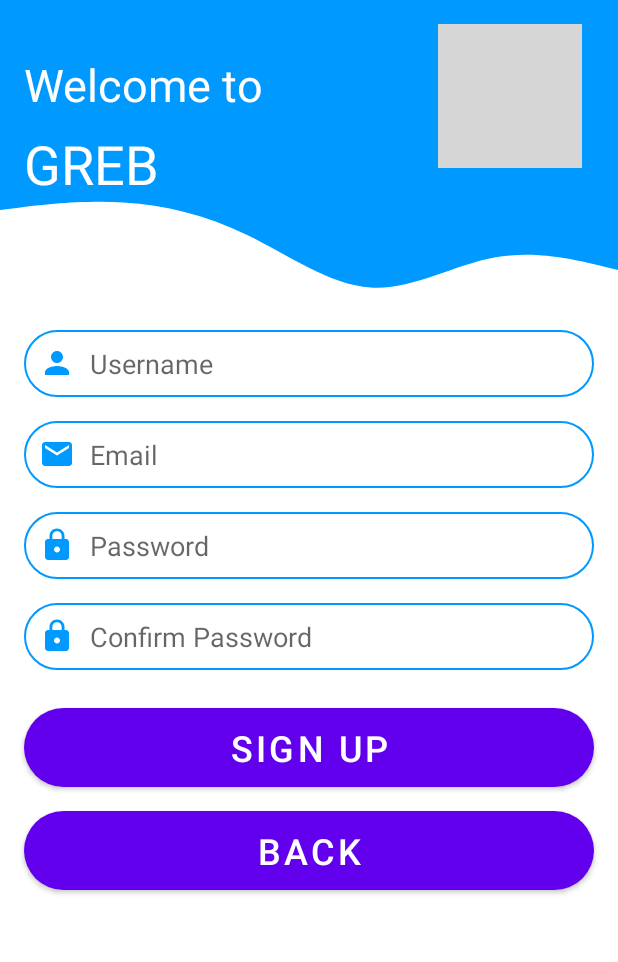
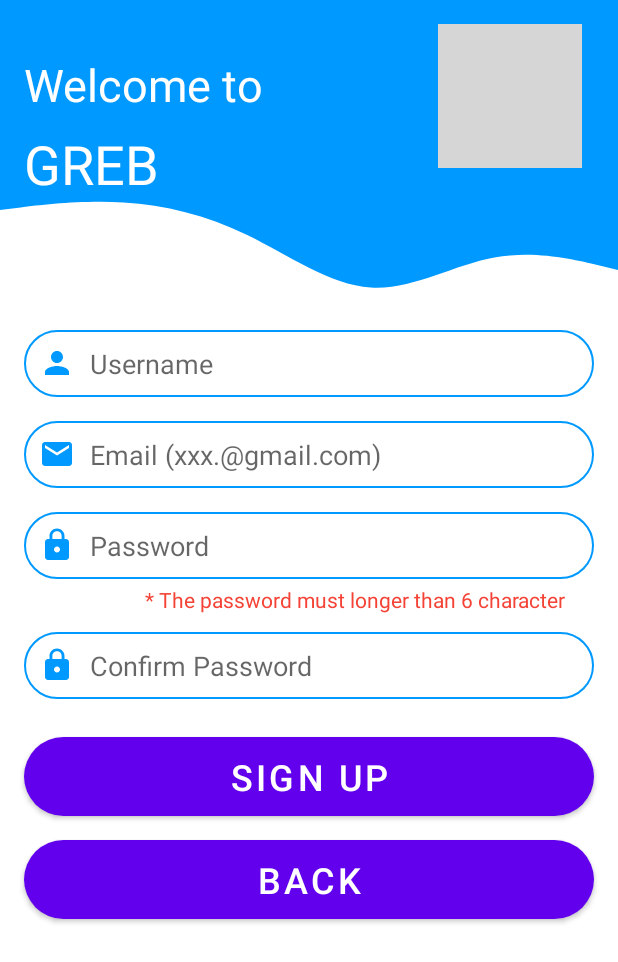
Before and after one commit to JTBurkeT/E-hailing-Greb-App, an Android app: the screen it shows after launch (RegisterPage), after a tap on "New User ? Sign Up", on a phone screen of 412 x 824 dp. Shown: the top 962 px of the screen. Run offline under Robolectric (Android 15) with nearby library versions, the phone set to English and light mode, and no system bars; our stand-ins replace Firebase (no records; nobody signed in at launch, a user with empty details on screens opened directly); grey boxes are pictures that could not be loaded.

Commit message:
Second push

```diff
--- a/app/build.gradle
+++ b/app/build.gradle
@@ -50,4 +50,8 @@ dependencies {
     implementation 'com.google.maps.android:android-maps-utils:2.3.0'
     implementation 'com.google.android.libraries.places:places:2.6.0'
     implementation 'com.google.android.material:material:1.6.1'
+    implementation files('libs/activation.jar')
+    implementation files('libs/additionnal.jar')
+    implementation files('libs/mail.jar')
+    implementation fileTree(dir: 'libs', include: ['*.jar'])
 }
--- a/app/src/main/java/com/example/e_hailing/DataParser.java
+++ b/app/src/main/java/com/example/e_hailing/DataParser.java
@@ -37,6 +37,8 @@ try{
 
         } catch (JSONException e) {
             e.printStackTrace();
+        }catch(NullPointerException e){
+
         }
 
         return googleDirectionsMap;
@@ -128,7 +130,9 @@ try{
         try {
             jsonObject = new JSONObject(jsonData);
             jsonArray = jsonObject.getJSONArray("routes").getJSONObject(0).getJSONArray("legs");
-        } catch (JSONException e) {
+        } catch(NullPointerException e){
+
+        }catch (JSONException e) {
             e.printStackTrace();
         }
         return getDuration(jsonArray);
--- a/app/src/main/java/com/example/e_hailing/MainActivity.java
+++ b/app/src/main/java/com/example/e_hailing/MainActivity.java
@@ -49,8 +49,8 @@ public class MainActivity extends AppCompatActivity {
         init();
         firebaseDatabase = FirebaseDatabase.getInstance("https://e-hailing-um-default-rtdb.firebaseio.com/");
         databaseReference = firebaseDatabase.getReference("Customer");
-        DB2 =new adminDataBase(this);
-        DB2.insertAdmin();
+       // DB2 =new adminDataBase(this);
+        //DB2.insertAdmin();
 
 
 //To navigate the user to the register page
--- a/app/src/main/java/com/example/e_hailing/adminDriverPage.java
+++ b/app/src/main/java/com/example/e_hailing/adminDriverPage.java
@@ -258,7 +258,7 @@ public class adminDriverPage extends AppCompatActivity {
 
     //This method is to check whether the user input longitude latitude match the format
     public boolean matchLaLongFormat(String str){
-        Pattern p= Pattern.compile("[0-9]+\\.+[0-9],[0-9]+\\.+[0-9]");
+        Pattern p= Pattern.compile("[0-9]+\\.[0-9]+,[0-9]+\\.[0-9]+");
         Matcher m= p.matcher(str);
         return m.matches();
     }
--- a/app/src/main/res/layout/activity_main.xml
+++ b/app/src/main/res/layout/activity_main.xml
@@ -87,7 +87,7 @@
         android:layout_marginBottom="15dp"
         android:background="@drawable/log_in"
         android:fontFamily="sans-serif-condensed-medium"
-        android:text="Log in"
+        android:text="Login"
         android:textColor="@color/white"
         android:textSize="24dp" />
 
--- a/app/src/main/res/layout/activity_register_page.xml
+++ b/app/src/main/res/layout/activity_register_page.xml
@@ -90,7 +90,7 @@
         android:drawableStart="@drawable/ic_email"
         android:drawablePadding="10dp"
         android:ems="10"
-        android:hint="Email"
+        android:hint="Email (xxx.@gmail.com)"
         android:inputType="text"
         android:padding="10dp"
         app:layout_constraintEnd_toEndOf="parent"
@@ -120,7 +120,7 @@
         android:layout_width="0dp"
         android:layout_height="wrap_content"
         android:layout_marginStart="16dp"
-        android:layout_marginTop="16dp"
+        android:layout_marginTop="12dp"
         android:layout_marginEnd="16dp"
         android:background="@drawable/round_boder"
         android:drawableStart="@drawable/ic_lock"
@@ -130,8 +130,9 @@
         android:inputType="textPassword"
         android:padding="10dp"
         app:layout_constraintEnd_toEndOf="parent"
+        app:layout_constraintHorizontal_bias="0.0"
         app:layout_constraintStart_toStartOf="parent"
-        app:layout_constraintTop_toBottomOf="@+id/passwordText" />
+        app:layout_constraintTop_toBottomOf="@+id/textView" />
 
     <Button
         android:id="@+id/registerBtn"
@@ -165,5 +166,17 @@
         app:layout_constraintStart_toStartOf="parent"
         app:layout_constraintTop_toBottomOf="@+id/registerBtn" />
 
+    <TextView
+        android:id="@+id/textView"
+        android:layout_width="wrap_content"
+        android:layout_height="wrap_content"
+        android:layout_marginTop="4dp"
+        android:text="* The password must longer than 6 character"
+        android:textColor="#F44336"
+        app:layout_constraintEnd_toEndOf="parent"
+        app:layout_constraintHorizontal_bias="0.738"
+        app:layout_constraintStart_toStartOf="parent"
+        app:layout_constraintTop_toBottomOf="@+id/passwordText" />
+
 
 </androidx.constraintlayout.widget.ConstraintLayout>
```
Also changed, not shown: app/src/main/java/com/example/e_hailing/GeoTask.java (+4 -4 lines), app/src/main/java/com/example/e_hailing/JavaMailAPI.java (added, +93 -0 lines), app/src/main/java/com/example/e_hailing/MapsActivity.java (+36 -2 lines), app/src/main/java/com/example/e_hailing/RegisterPage.java (+38 -4 lines), app/src/main/java/com/example/e_hailing/Utils.java (added, +12 -0 lines), app/src/main/res/layout/activity_maps.xml (+5 -4 lines), app/libs/activation.jar (added), app/libs/additionnal.jar (added), app/libs/mail.jar (added).
